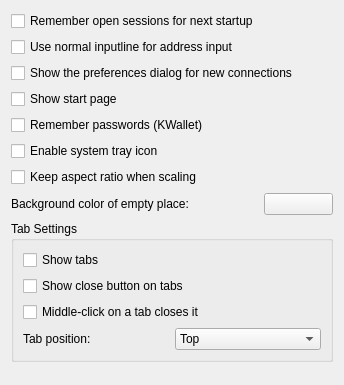
First picture: the form in config/general.ui, repository KDE/krdc, before the edit.
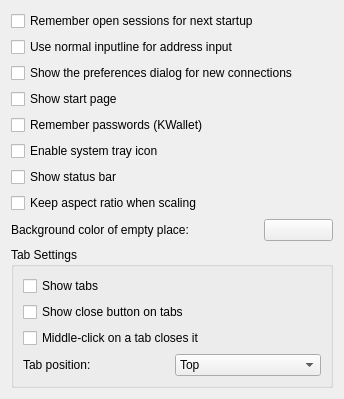
Second picture: the form after the edit. Custom widgets are drawn as their Qt base class.

Commit message: Add an option to disable statusbar (and disable it by default). This way KRDC requires less screenspace. CCMAIL:toby909@gmail.com

The edit to the form file:
```diff
--- a/config/general.ui
+++ b/config/general.ui
@@ -53,6 +53,13 @@
      </property>
     </widget>
    </item>
+   <item>
+    <widget class="QCheckBox" name="kcfg_ShowStatusBar">
+     <property name="text">
+      <string>Show status bar</string>
+     </property>
+    </widget>
+   </item>
    <item>
     <widget class="QCheckBox" name="kcfg_KeepAspectRatio">
      <property name="text">
@@ -175,16 +182,16 @@
   </layout>
  </widget>
  <customwidgets>
-  <customwidget>
-   <class>KColorButton</class>
-   <extends>QPushButton</extends>
-   <header>kcolorbutton.h</header>
-  </customwidget>
   <customwidget>
    <class>KComboBox</class>
    <extends>QComboBox</extends>
    <header>kcombobox.h</header>
   </customwidget>
+  <customwidget>
+   <class>KColorButton</class>
+   <extends>QPushButton</extends>
+   <header>kcolorbutton.h</header>
+  </customwidget>
  </customwidgets>
  <resources/>
  <connections/>
```
The commit also changes 2 other files.
